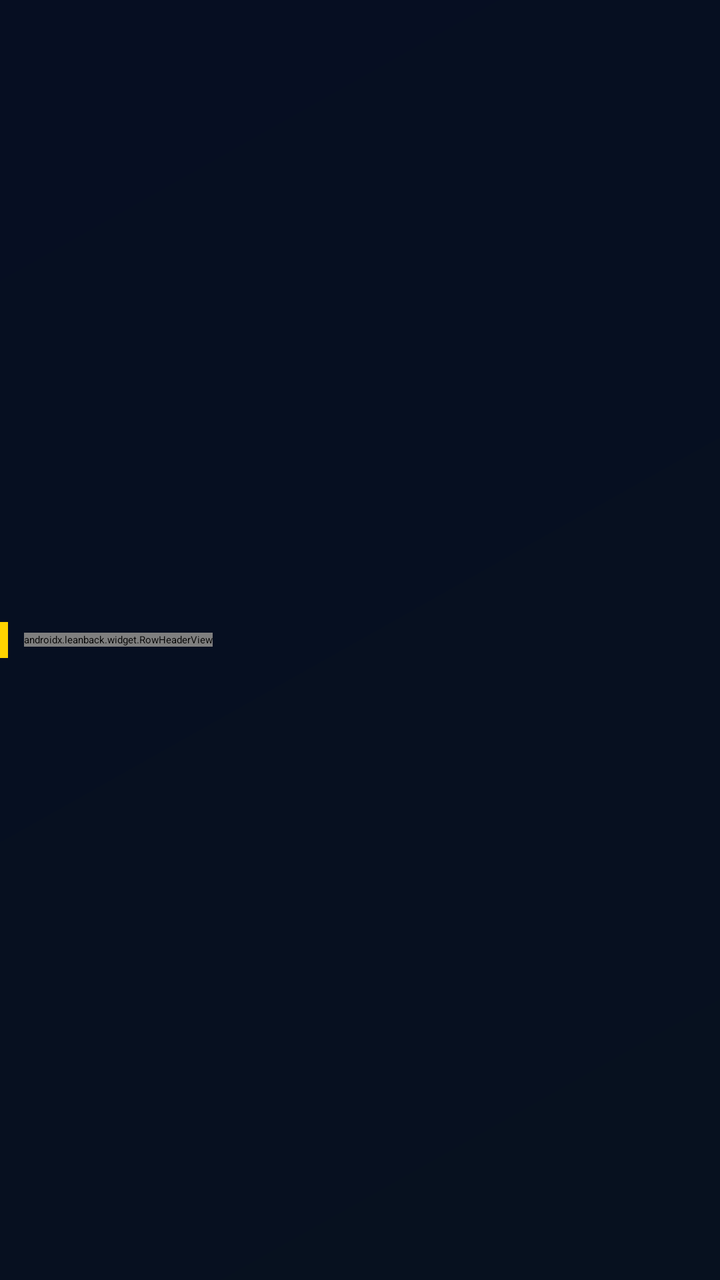
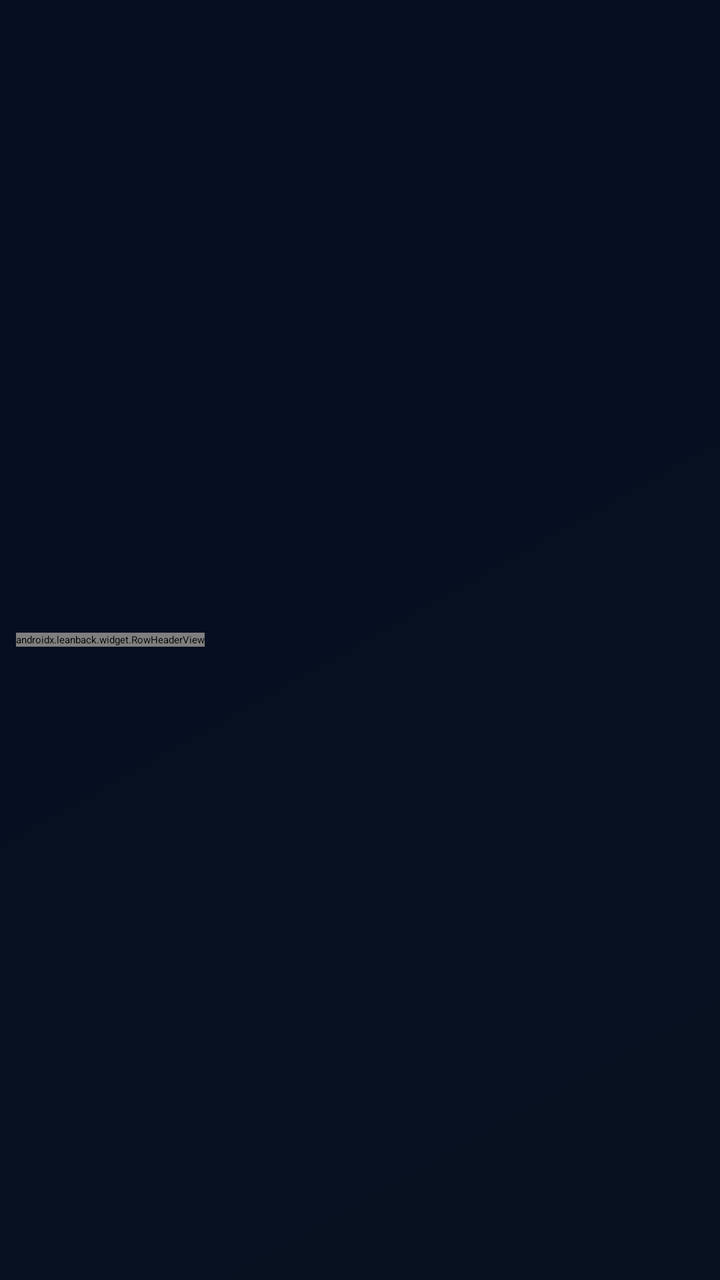

The first picture is an Android layout as it rendered before a commit; the second is the same layout after the commit. The layout source and the unified diff follow.
<!-- AndroidManifest.xml: application theme Theme.MissaTv -->
<!-- res/layout/lb_header.xml -->
<?xml version="1.0" encoding="utf-8"?>
<LinearLayout
    xmlns:android="http://schemas.android.com/apk/res/android"
    android:layout_width="wrap_content"
    android:layout_height="wrap_content"
    android:gravity="center_vertical"
    android:focusable="true"
    android:focusableInTouchMode="true">

    <View
        android:layout_width="4dp"
        android:layout_height="18dp"
        android:background="@color/missa_yellow"
        android:importantForAccessibility="no" />

    
    <ImageView
        android:id="@+id/row_header_icon"
        android:layout_width="20dp"
        android:layout_height="20dp"
        android:layout_marginStart="6dp"
        android:scaleType="fitCenter"
        android:visibility="gone"
        android:importantForAccessibility="no" />

    <androidx.leanback.widget.RowHeaderView
        android:id="@+id/row_header"
        android:layout_width="wrap_content"
        android:layout_height="wrap_content"
        android:layout_marginStart="8dp"
        style="?headerStyle" />

</LinearLayout>
<!-- resources referenced by this layout -->
<resources>
  <color name="missa_yellow">#FFD400</color>
  <style name="Theme.MissaTv" parent="@style/Theme.Leanback">
          <item name="android:windowBackground">@drawable/bg_missa_night</item>
          <item name="android:colorPrimary">@color/missa_yellow</item>
          <item name="android:colorAccent">@color/missa_yellow</item>
          <item name="defaultBrandColor">@color/missa_blue</item>
          <item name="android:textColorPrimary">@color/text_primary</item>
          <item name="android:textColorSecondary">@color/text_secondary</item>
          
          <item name="android:statusBarColor">@color/missa_navy_deep</item>
          <item name="android:navigationBarColor">@color/missa_navy_deep</item>
      </style>
  <!-- drawable bg_missa_night (drawable) -->
  <?xml version="1.0" encoding="utf-8"?>
  <shape xmlns:android="http://schemas.android.com/apk/res/android" android:shape="rectangle">
      <gradient
          android:angle="135"
          android:startColor="@color/missa_navy"
          android:endColor="@color/missa_navy_deep"
          android:type="linear" />
  </shape>
  <color name="missa_blue">#2787F5</color>
  <color name="text_primary">#FFFFFF</color>
  <color name="text_secondary">#B8C5D6</color>
  <color name="missa_navy_deep">#060E22</color>
  <color name="missa_navy">#07111F</color>
</resources>

<!-- the commit's change to res/layout/lb_header.xml (unified diff, before → after) -->
@@ -7,18 +7,11 @@
     android:focusable="true"
     android:focusableInTouchMode="true">
 
-    <View
-        android:layout_width="4dp"
-        android:layout_height="18dp"
-        android:background="@color/missa_yellow"
-        android:importantForAccessibility="no" />
-
     
     <ImageView
         android:id="@+id/row_header_icon"
         android:layout_width="20dp"
         android:layout_height="20dp"
-        android:layout_marginStart="6dp"
         android:scaleType="fitCenter"
         android:visibility="gone"
         android:importantForAccessibility="no" />
